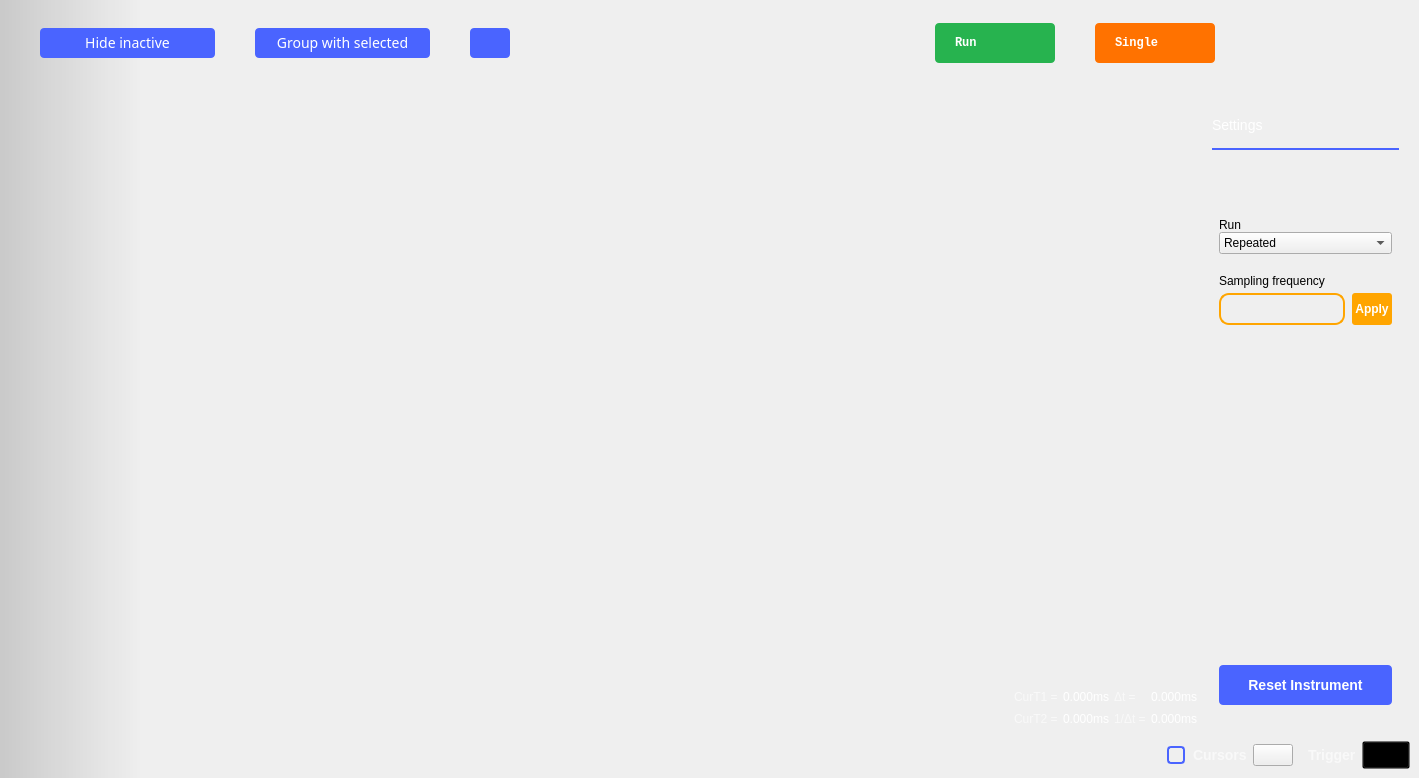
Qt form ui/logic_analyzer.ui (analogdevicesinc/scopy) before a commit.
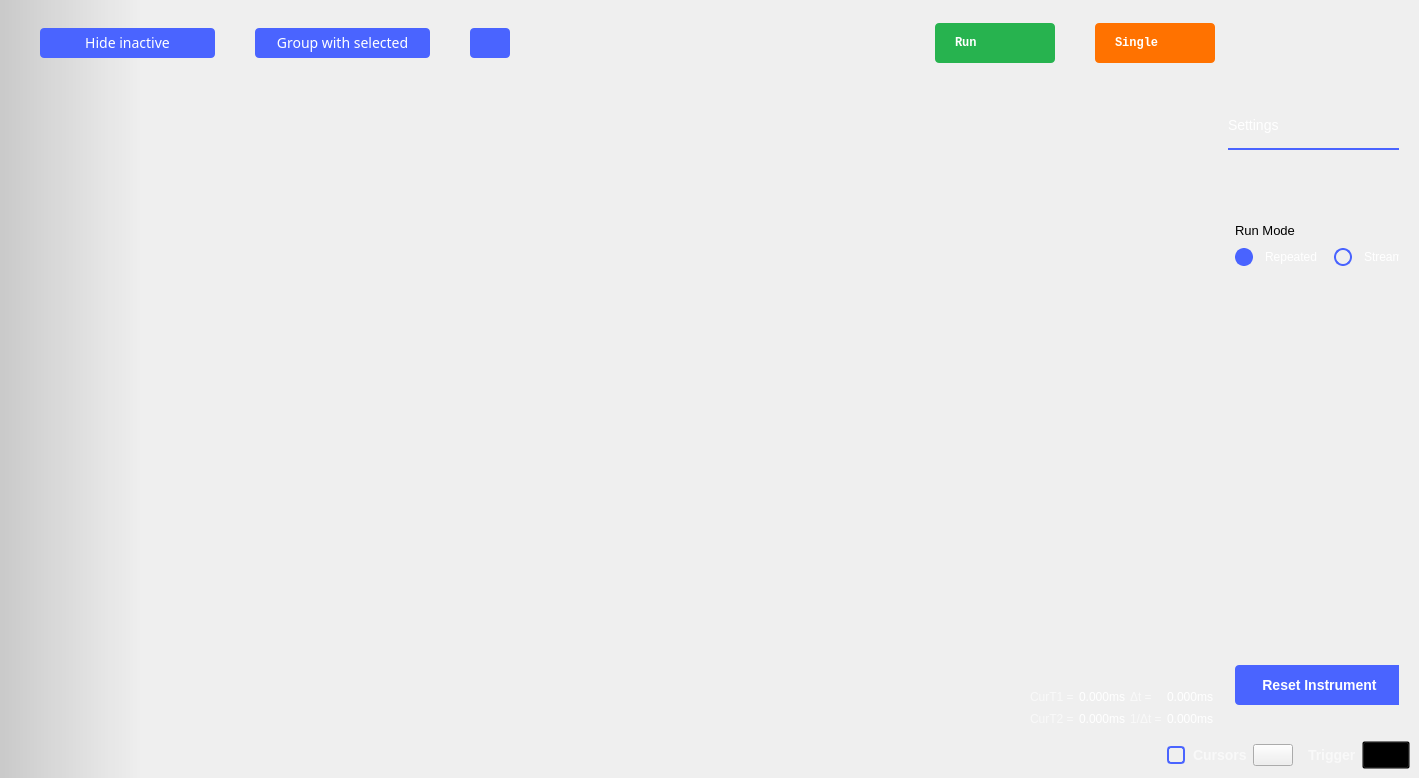
The same form after that commit. The open tabs and pages were chosen to show the change. Icons and pictures are not drawn. Custom widgets are drawn as their Qt base class.

Commit message: Logic Analyzer: Add a spinbox for controlling the frequency and radio buttons for controlling the run mode.

```diff
--- a/ui/logic_analyzer.ui
+++ b/ui/logic_analyzer.ui
@@ -22,6 +22,23 @@
   <property name="windowTitle">
    <string>Scopy Logic Analyzer</string>
   </property>
+  <property name="styleSheet">
+   <string notr="true">QRadioButton {
+color: white;
+spacing: 12px;
+background-color: transparent;
+}
+QRadioButton::indicator {
+width: 14px;
+height: 14px;
+border: 2px solid;
+border-radius: 9px;
+border-color: rgb(73, 99, 255);
+}
+QRadioButton::indicator:checked {
+background-color: rgb(73, 99, 255);
+}</string>
+  </property>
   <layout class="QVBoxLayout" name="scrollAreaWidgetContentsLayout" stretch="0">
    <property name="spacing">
     <number>0</number>
@@ -1386,8 +1403,8 @@
                     <rect>
                      <x>0</x>
                      <y>0</y>
-                     <width>129</width>
-                     <height>304</height>
+                     <width>177</width>
+                     <height>561</height>
                     </rect>
                    </property>
                    <layout class="QVBoxLayout" name="verticalLayout_7">
@@ -1441,28 +1458,60 @@
                     <item>
                      <layout class="QVBoxLayout" name="verticalLayout_6">
                       <property name="topMargin">
-                       <number>20</number>
+                       <number>25</number>
                       </property>
                       <item>
                        <widget class="QLabel" name="label_8">
+                        <property name="styleSheet">
+                         <string notr="true">font-size: 13px;</string>
+                        </property>
                         <property name="text">
-                         <string>Run</string>
+                         <string>Run Mode</string>
                         </property>
                        </widget>
                       </item>
                       <item>
-                       <widget class="QComboBox" name="cmbRunMode">
+                       <layout class="QHBoxLayout" name="horizontalLayout_3">
+                        <property name="spacing">
+                         <number>15</number>
+                        </property>
+                        <property name="topMargin">
+                         <number>10</number>
+                        </property>
                         <item>
-                         <property name="text">
-                          <string>Repeated</string>
-                         </property>
+                         <widget class="QRadioButton" name="btnRepeated">
+                          <property name="text">
+                           <string>Repeated</string>
+                          </property>
+                          <property name="checked">
+                           <bool>true</bool>
+                          </property>
+                         </widget>
                         </item>
                         <item>
-                         <property name="text">
-                          <string>Stream</string>
-                         </property>
+                         <widget class="QRadioButton" name="btnStream">
+                          <property name="text">
+                           <string>Stream</string>
+                          </property>
+                         </widget>
                         </item>
-                       </widget>
+                        <item>
+                         <spacer name="horizontalSpacer_4">
+                          <property name="orientation">
+                           <enum>Qt::Horizontal</enum>
+                          </property>
+                          <property name="sizeType">
+                           <enum>QSizePolicy::MinimumExpanding</enum>
+                          </property>
+                          <property name="sizeHint" stdset="0">
+                           <size>
+                            <width>0</width>
+                            <height>0</height>
+                           </size>
+                          </property>
+                         </spacer>
+                        </item>
+                       </layout>
                       </item>
                       <item>
                        <spacer name="verticalSpacer_8">
@@ -1480,13 +1529,6 @@
                         </property>
                        </spacer>
                       </item>
-                      <item>
-                       <widget class="QLabel" name="label_10">
-                        <property name="text">
-                         <string>Sampling frequency</string>
-                        </property>
-                       </widget>
-                      </item>
                       <item>
                        <spacer name="verticalSpacer_15">
                         <property name="orientation">
@@ -1503,117 +1545,8 @@
                         </property>
                        </spacer>
                       </item>
-                      <item>
-                       <layout class="QHBoxLayout" name="horizontalLayout_5">
-                        <property name="spacing">
-                         <number>7</number>
-                        </property>
-                        <property name="topMargin">
-                         <number>0</number>
-                        </property>
-                        <item>
-                         <widget class="QLineEdit" name="lineeditSampleRate">
-                          <property name="minimumSize">
-                           <size>
-                            <width>0</width>
-                            <height>32</height>
-                           </size>
-                          </property>
-                          <property name="maximumSize">
-                           <size>
-                            <width>16777215</width>
-                            <height>32</height>
-                           </size>
-                          </property>
-                          <property name="styleSheet">
-                           <string notr="true">QLineEdit {
-height: 32px;
-color: white;
-font-family: &quot;monospace&quot; 14;
-border: 2px solid;
-border-color: orange;
-border-radius: 10px;
-padding: 0 8px;
-background: transparent;
-selection-background-color: darkgray;
-}
-QLineEdit[invalid=true] {
-border-color: red;
-}
-QLineEdit[valid=true] {
-border-color: green;
-}
-QLineEdit[enabled=false] {
-border-color: grey;
-color: grey;
-}</string>
-                          </property>
-                         </widget>
-                        </item>
-                        <item>
-                         <widget class="QPushButton" name="btnApply">
-                          <property name="sizePolicy">
-                           <sizepolicy hsizetype="Fixed" vsizetype="Fixed">
-                            <horstretch>0</horstretch>
-                            <verstretch>0</verstretch>
-                           </sizepolicy>
-                          </property>
-                          <property name="minimumSize">
-                           <size>
-                            <width>40</width>
-                            <height>32</height>
-                           </size>
-                          </property>
-                          <property name="maximumSize">
-                           <size>
-                            <width>40</width>
-                            <height>32</height>
-                           </size>
-                          </property>
-                          <property name="styleSheet">
-                           <string notr="true">QPushButton {
-color: white;
-background-color: #4a64ff;
-font-family: &quot;monospace&quot;;
-font-weight: bold;
-border-width: 0px;
-border-radius: 3px;
-min-width: 40px;
-
-}
-QPushButton:!enabled { background-color: grey; }
-QPushButton:enabled:!pressed { background-color: orange; }
-QPushButton[valid=true]:enabled:!pressed { background-color: green; }
-QPushButton[invalid=true]:enabled:!pressed { background-color: red; }</string>
-                          </property>
-                          <property name="text">
-                           <string>Apply</string>
-                          </property>
-                          <property name="autoDefault">
-                           <bool>true</bool>
-                          </property>
-                         </widget>
-                        </item>
-                       </layout>
-                      </item>
                      </layout>
                     </item>
-                    <item>
-                     <spacer name="verticalSpacer">
-                      <property name="orientation">
-                       <enum>Qt::Vertical</enum>
-                      </property>
-                      <property name="sizeType">
-                       <enum>QSizePolicy::Fixed</enum>
-                      </property>
-                      <property name="sizeHint" stdset="0">
-                       <size>
-                        <width>20</width>
-                        <height>20</height>
-                       </size>
-                      </property>
-                     </spacer>
-                    </item>
                     <item>
                      <layout class="QVBoxLayout" name="verticalLayout_5">
                       <property name="spacing">
```
Left out of the diff: 10 changed lines with no effect on the pictures. The commit also changes 3 other files.
